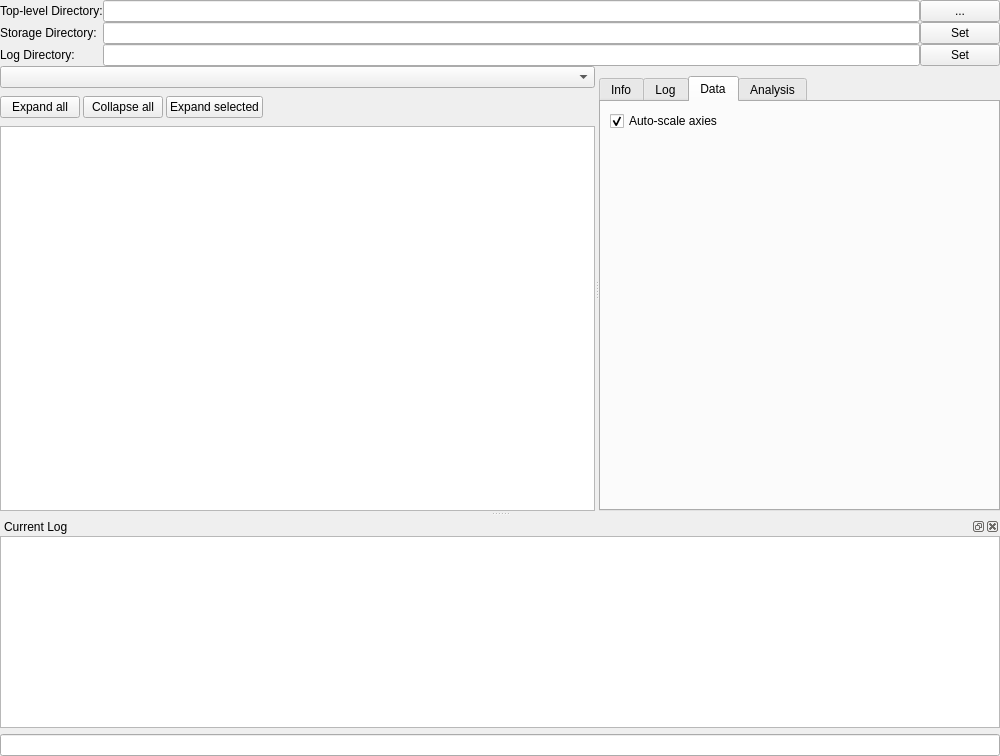
The window that acq4/modules/DataManager/DataManagerTemplate.ui (tomjhou/acq4) describes before a commit, drawn with Qt 5.
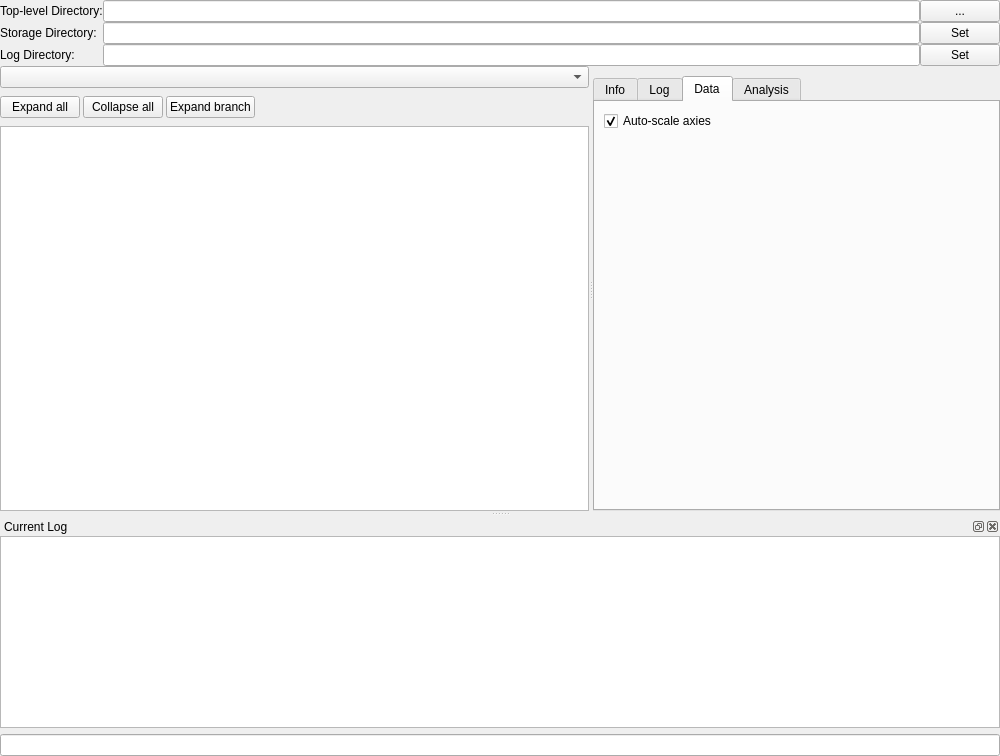
The same window after the commit. Custom widgets are drawn as their Qt base class.

Patch:
```diff
--- a/acq4/modules/DataManager/DataManagerTemplate.ui
+++ b/acq4/modules/DataManager/DataManagerTemplate.ui
@@ -130,7 +130,7 @@
           <item>
            <widget class="QPushButton" name="pushButtonExpandSelected">
             <property name="text">
-             <string>Expand selected</string>
+             <string>Expand branch</string>
             </property>
            </widget>
           </item>
```
